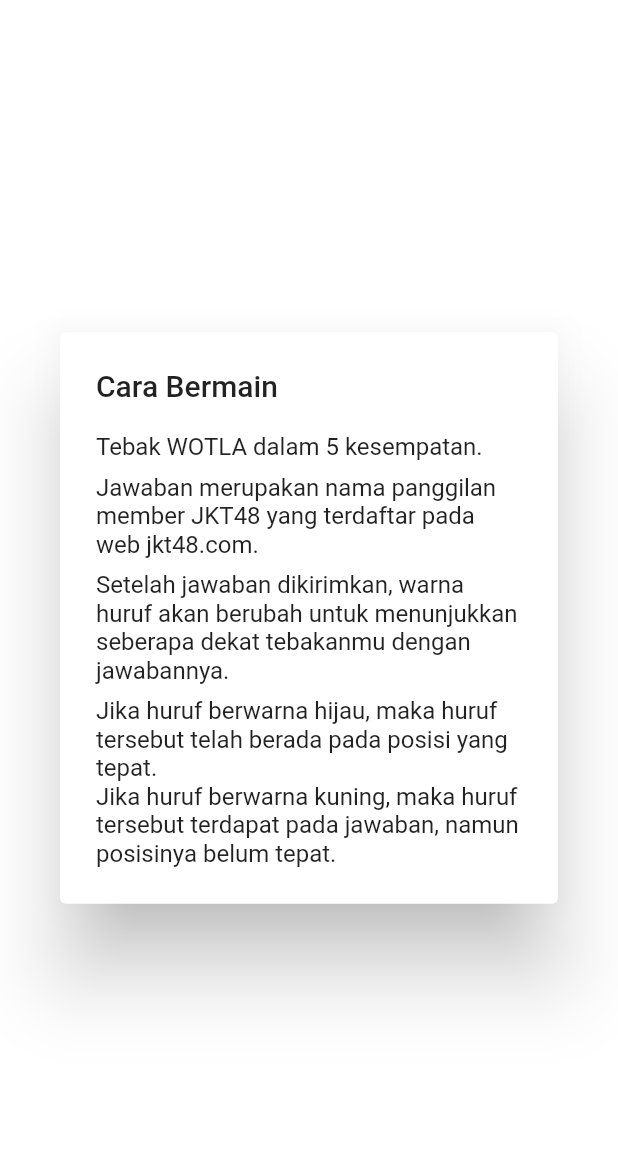
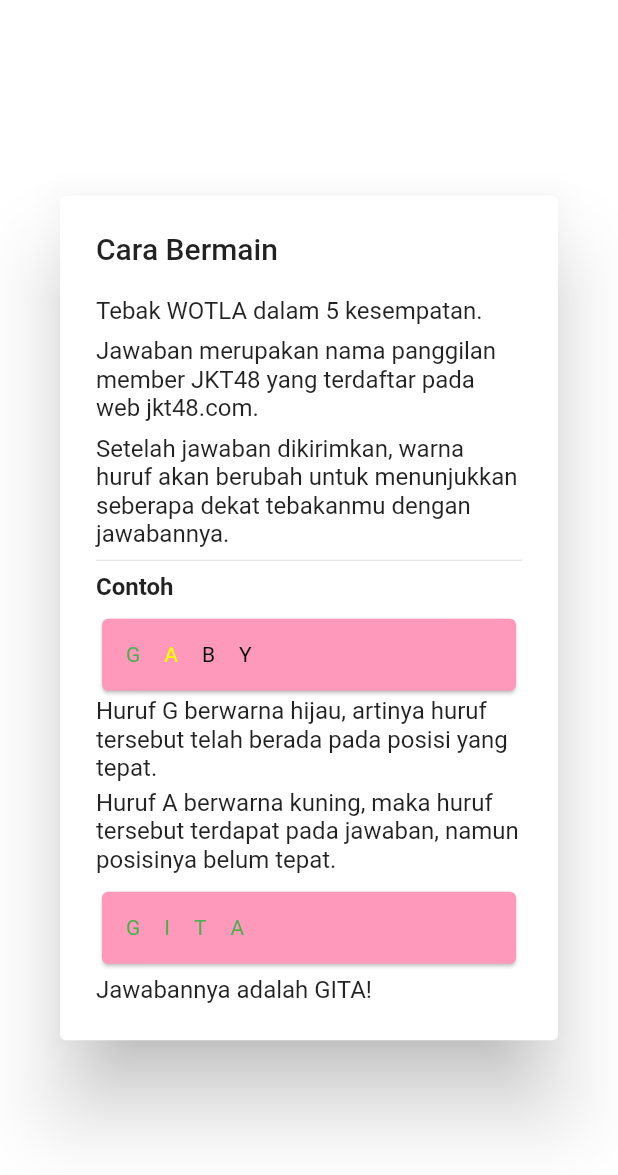
Before and after one commit to LittleFireflies/wotla, a Flutter app: the HowToDialog widget shown alone on an empty page, opened directly, on a phone screen of 412 x 824 dp. Shown: the top 1175 px of the screen. Run offline on Flutter 3.47's test engine with Material 2 defaults, Android fonts, the phone set to English and light mode, and no system bars; our stand-ins replace equatable, flutter_bloc, flutter_countdown_timer, share_plus, shared_preferences; accounts and stored records are empty; network calls fail.

Commit message:
add sample on how to dialog

```diff
--- a/lib/features/game/bloc/game_bloc.dart
+++ b/lib/features/game/bloc/game_bloc.dart
@@ -7,6 +7,7 @@ import 'package:wotla/data/models/user_daily_record.dart';
 import 'package:wotla/data/providers/date_provider.dart';
 import 'package:wotla/data/repositories/wotla_repository.dart';
 import 'package:wotla/utils/const.dart';
+import 'package:wotla/utils/string_extension.dart';
 
 class GameBloc extends Bloc<GameEvent, GameState> {
   final DataSource _dataSource;
@@ -109,15 +110,3 @@ class GameBloc extends Bloc<GameEvent, GameState> {
     return checkAnswer.join();
   }
 }
-
-extension StringExtension on String {
-  List<String> toChars() {
-    final chars = <String>[];
-
-    for (int i = 0; i < length; i++) {
-      chars.add(this[i]);
-    }
-
-    return chars;
-  }
-}
--- a/lib/features/game/view/game_page.dart
+++ b/lib/features/game/view/game_page.dart
@@ -6,6 +6,7 @@ import 'package:wotla/data/repositories/wotla_repository.dart';
 import 'package:wotla/features/game/bloc/game_bloc.dart';
 import 'package:wotla/features/game/bloc/game_event.dart';
 import 'package:wotla/features/game/bloc/game_state.dart';
+import 'package:wotla/features/game/widgets/answer_card.dart';
 import 'package:wotla/features/game/widgets/wotla_input.dart';
 import 'package:wotla/features/how_to/view/how_to_dialog.dart';
 import 'package:wotla/features/statistic/view/statistic_dialog.dart';
@@ -105,34 +106,10 @@ class GameView extends StatelessWidget {
                               delegate: SliverChildBuilderDelegate(
                                 (context, index) {
                                   final history = state.history[index];
-                                  var charIndex = 0;
 
-                                  return Card(
-                                    color: const Color(0xFFFF99BB),
-                                    child: Padding(
-                                      padding: const EdgeInsets.all(8.0),
-                                      child: Row(
-                                        children: history.answerIdentifier
-                                            .toChars()
-                                            .map((char) {
-                                          final widget = Padding(
-                                            padding: const EdgeInsets.all(8.0),
-                                            child: Text(
-                                              history.answer[charIndex],
-                                              style: TextStyle(
-                                                color: char == 'X'
-                                                    ? Colors.black
-                                                    : char == '+'
-                                                        ? Colors.yellowAccent
-                                                        : Colors.green,
-                                              ),
-                                            ),
-                                          );
-                                          charIndex++;
-                                          return widget;
-                                        }).toList(),
-                                      ),
-                                    ),
+                                  return AnswerCard(
+                                    answer: history.answer,
+                                    answerIdentifier: history.answerIdentifier,
                                   );
                                 },
                                 childCount: state.history.length,
--- /dev/null
+++ b/lib/features/game/widgets/answer_card.dart
@@ -0,0 +1,44 @@
+import 'package:flutter/material.dart';
+import 'package:wotla/utils/string_extension.dart';
+
+class AnswerCard extends StatelessWidget {
+  final String answer;
+  final String answerIdentifier;
+
+  const AnswerCard({
+    Key? key,
+    required this.answer,
+    required this.answerIdentifier,
+  }) : super(key: key);
+
+  @override
+  Widget build(BuildContext context) {
+    var charIndex = 0;
+
+    return Card(
+      color: const Color(0xFFFF99BB),
+      child: Padding(
+        padding: const EdgeInsets.all(8.0),
+        child: Row(
+          children: answerIdentifier.toChars().map((char) {
+            final widget = Padding(
+              padding: const EdgeInsets.all(8.0),
+              child: Text(
+                answer[charIndex],
+                style: TextStyle(
+                  color: char == 'X'
+                      ? Colors.black
+                      : char == '+'
+                          ? Colors.yellowAccent
+                          : Colors.green,
+                ),
+              ),
+            );
+            charIndex++;
+            return widget;
+          }).toList(),
+        ),
+      ),
+    );
+  }
+}
--- a/lib/features/how_to/view/how_to_dialog.dart
+++ b/lib/features/how_to/view/how_to_dialog.dart
@@ -1,4 +1,5 @@
 import 'package:flutter/material.dart';
+import 'package:wotla/features/game/widgets/answer_card.dart';
 import 'package:wotla/utils/const.dart';
 
 class HowToDialog extends StatelessWidget {
@@ -23,13 +24,24 @@ class HowToDialog extends StatelessWidget {
           Text(
             'Setelah jawaban dikirimkan, warna huruf akan berubah untuk menunjukkan seberapa dekat tebakanmu dengan jawabannya.',
           ),
+          Divider(),
+          Text(
+            'Contoh',
+            style: TextStyle(fontWeight: FontWeight.bold),
+          ),
           SizedBox(height: 8),
+          AnswerCard(answer: 'GABY', answerIdentifier: 'G+XX'),
           Text(
-            'Jika huruf berwarna hijau, maka huruf tersebut telah berada pada posisi yang tepat.',
+            'Huruf G berwarna hijau, artinya huruf tersebut telah berada pada posisi yang tepat.',
           ),
+          SizedBox(height: 4),
           Text(
-            'Jika huruf berwarna kuning, maka huruf tersebut terdapat pada jawaban, namun posisinya belum tepat.',
+            'Huruf A berwarna kuning, maka huruf tersebut terdapat pada jawaban, namun posisinya belum tepat.',
           ),
+          SizedBox(height: 8),
+          AnswerCard(answer: 'GITA', answerIdentifier: 'GITA'),
+          SizedBox(height: 4),
+          Text('Jawabannya adalah GITA!'),
         ],
       ),
     );
--- /dev/null
+++ b/lib/utils/string_extension.dart
@@ -0,0 +1,11 @@
+extension StringExtension on String {
+  List<String> toChars() {
+    final chars = <String>[];
+
+    for (int i = 0; i < length; i++) {
+      chars.add(this[i]);
+    }
+
+    return chars;
+  }
+}
```
